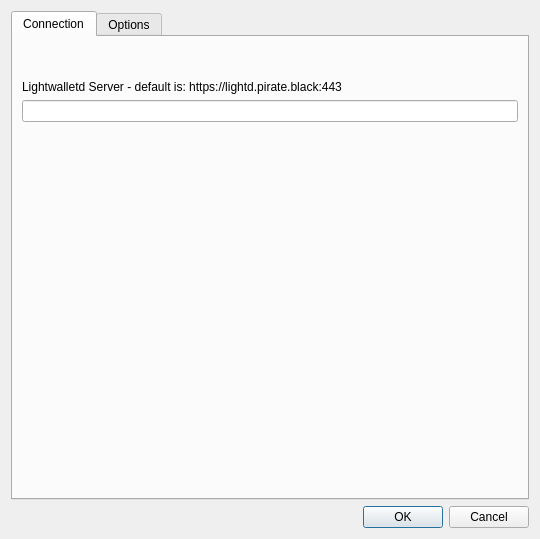
This is src/settings.ui in ohsevin/PirateWallet-Lite as Qt 5 draws it before an edit. The edited form follows.
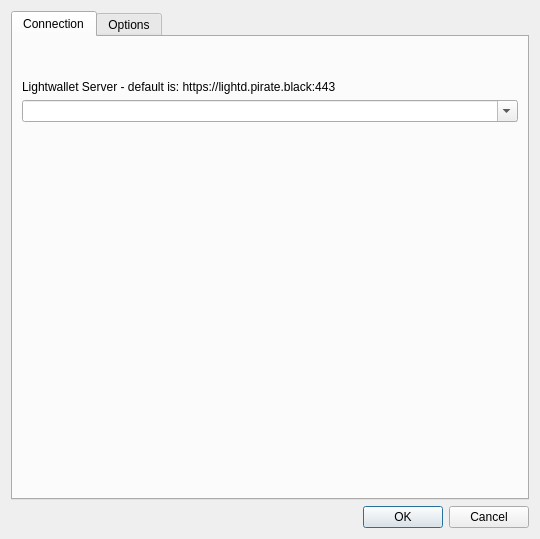
This is the edited form.

Commit message: fix lightd server settings

Diff of the .ui file:
```diff
--- a/src/settings.ui
+++ b/src/settings.ui
@@ -52,19 +52,20 @@
           </size>
          </property>
          <property name="text">
-          <string>Lightwalletd Server - default is: https://lightd.pirate.black:443</string>
+          <string>Lightwallet Server - default is: https://lightd.pirate.black:443</string>
          </property>
         </widget>
        </item>
        <item>
-        <widget class="QLineEdit" name="txtServer">
-         <property name="placeholderText">
-          <string/>
+        <layout class="QVBoxLayout" name="verticalLayout_2">
+         <item>
+          <widget class="QComboBox" name="cmbServer">
+           <property name="editable">
+            <bool>true</bool>
          </property>
         </widget>
        </item>
-       <item>
-        <layout class="QVBoxLayout" name="verticalLayout_2"/>
+        </layout>
        </item>
        <item>
         <spacer name="verticalSpacer">
```
Lines whose indentation alone changed are shown as unchanged. The commit also changes 1 other file.
